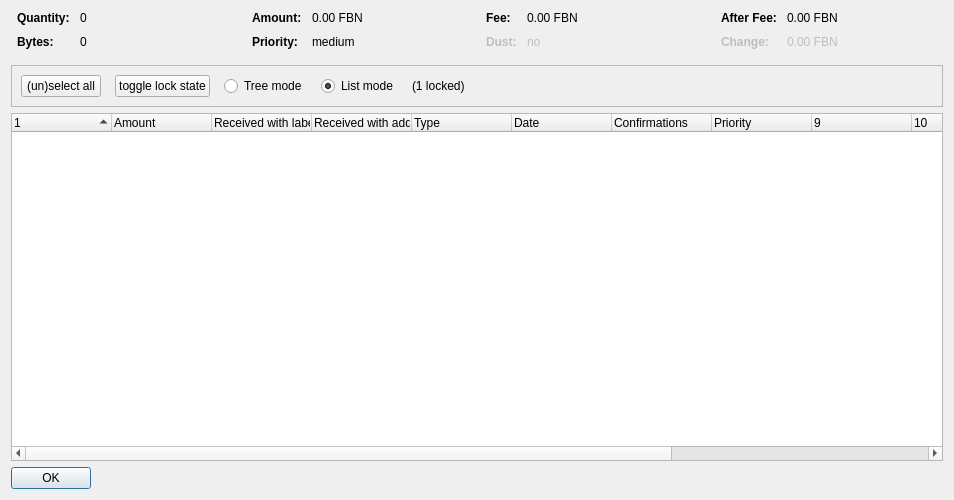
Before: the Qt Designer form src/qt/forms/coincontroldialog.ui in fivebalanceID/Fivebalance_V3, drawn with Qt 5.
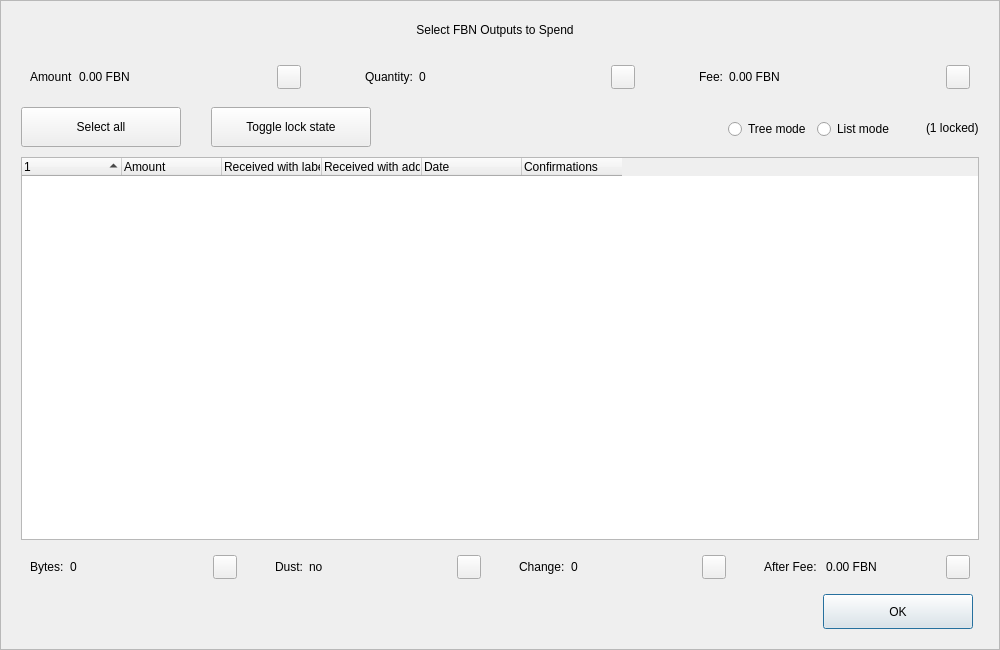
After: the same form once the commit is applied. Custom widgets are drawn as their Qt base class.

```diff
--- a/src/qt/forms/coincontroldialog.ui
+++ b/src/qt/forms/coincontroldialog.ui
@@ -6,50 +6,204 @@
    <rect>
     <x>0</x>
     <y>0</y>
-    <width>954</width>
-    <height>500</height>
+    <width>1000</width>
+    <height>650</height>
    </rect>
   </property>
+  <property name="minimumSize">
+   <size>
+    <width>950</width>
+    <height>650</height>
+   </size>
+  </property>
   <property name="windowTitle">
    <string>Coin Selection</string>
   </property>
+  <property name="styleSheet">
+   <string notr="true"/>
+  </property>
   <layout class="QVBoxLayout" name="verticalLayout">
-   <item>
-    <layout class="QHBoxLayout" name="horizontalLayoutTop" stretch="0,0,0,0">
+   <property name="spacing">
+    <number>0</number>
+   </property>
+   <property name="leftMargin">
+    <number>0</number>
+   </property>
      <property name="topMargin">
       <number>0</number>
      </property>
+   <property name="rightMargin">
+    <number>0</number>
+   </property>
      <property name="bottomMargin">
-      <number>10</number>
+    <number>0</number>
      </property>
      <item>
-      <layout class="QFormLayout" name="formLayoutCoinControl1">
-       <property name="horizontalSpacing">
-        <number>10</number>
-       </property>
-       <property name="verticalSpacing">
-        <number>10</number>
-       </property>
+    <widget class="QFrame" name="frameContainer">
+     <property name="toolTipDuration">
+      <number>0</number>
+     </property>
+     <property name="frameShape">
+      <enum>QFrame::StyledPanel</enum>
+     </property>
+     <property name="frameShadow">
+      <enum>QFrame::Raised</enum>
+     </property>
+     <layout class="QVBoxLayout" name="verticalLayout_2">
        <property name="leftMargin">
-        <number>6</number>
+       <number>0</number>
        </property>
        <property name="rightMargin">
-        <number>6</number>
-       </property>
-       <item row="0" column="0">
+       <number>0</number>
+      </property>
+      <property name="bottomMargin">
+       <number>20</number>
+      </property>
+      <item>
+       <layout class="QHBoxLayout" name="horizontalLayout_12">
+        <property name="spacing">
+         <number>0</number>
+        </property>
+        <property name="leftMargin">
+         <number>20</number>
+        </property>
+        <property name="rightMargin">
+         <number>30</number>
+        </property>
+        <item>
+         <spacer name="horizontalSpacer_4">
+          <property name="orientation">
+           <enum>Qt::Horizontal</enum>
+          </property>
+          <property name="sizeHint" stdset="0">
+           <size>
+            <width>40</width>
+            <height>20</height>
+           </size>
+          </property>
+         </spacer>
+        </item>
+        <item>
+         <widget class="QLabel" name="labelTitle">
+          <property name="minimumSize">
+           <size>
+            <width>0</width>
+            <height>40</height>
+           </size>
+          </property>
+          <property name="maximumSize">
+           <size>
+            <width>16777215</width>
+            <height>40</height>
+           </size>
+          </property>
+          <property name="text">
+           <string>Select FBN Outputs to Spend</string>
+          </property>
+          <property name="alignment">
+           <set>Qt::AlignCenter</set>
+          </property>
+          <property name="margin">
+           <number>7</number>
+          </property>
+         </widget>
+        </item>
+        <item>
+         <spacer name="horizontalSpacer_5">
+          <property name="orientation">
+           <enum>Qt::Horizontal</enum>
+          </property>
+          <property name="sizeHint" stdset="0">
+           <size>
+            <width>40</width>
+            <height>20</height>
+           </size>
+          </property>
+         </spacer>
+        </item>
+       </layout>
+      </item>
+      <item>
+       <layout class="QHBoxLayout" name="horizontalLayout_8">
+        <property name="leftMargin">
+         <number>20</number>
+        </property>
+        <property name="rightMargin">
+         <number>20</number>
+        </property>
+        <item>
+         <widget class="QWidget" name="layoutAmount" native="true">
+          <layout class="QHBoxLayout" name="horizontalLayout_9" stretch="0,1,0">
+           <item>
+            <widget class="QLabel" name="labelCoinControlAmountText">
+             <property name="text">
+              <string>Amount</string>
+             </property>
+            </widget>
+           </item>
+           <item>
+            <widget class="QLabel" name="labelCoinControlAmount">
+             <property name="text">
+              <string>0.00 FBN</string>
+             </property>
+            </widget>
+           </item>
+           <item alignment="Qt::AlignHCenter|Qt::AlignVCenter">
+            <widget class="QPushButton" name="pushButtonAmount">
+             <property name="minimumSize">
+              <size>
+               <width>0</width>
+               <height>24</height>
+              </size>
+             </property>
+             <property name="maximumSize">
+              <size>
+               <width>24</width>
+               <height>26</height>
+              </size>
+             </property>
+             <property name="focusPolicy">
+              <enum>Qt::NoFocus</enum>
+             </property>
+             <property name="styleSheet">
+              <string notr="true">padding-bottom:2px;
+padding-right:4px;</string>
+             </property>
+             <property name="text">
+              <string/>
+             </property>
+            </widget>
+           </item>
+          </layout>
+         </widget>
+        </item>
+        <item>
+         <spacer name="horizontalSpacer_2">
+          <property name="orientation">
+           <enum>Qt::Horizontal</enum>
+          </property>
+          <property name="sizeType">
+           <enum>QSizePolicy::Fixed</enum>
+          </property>
+          <property name="sizeHint" stdset="0">
+           <size>
+            <width>40</width>
+            <height>20</height>
+           </size>
+          </property>
+         </spacer>
+        </item>
+        <item>
+         <widget class="QWidget" name="layoutQuantity" native="true">
+          <layout class="QHBoxLayout" name="horizontalLayout_10" stretch="0,1,0">
+           <item>
         <widget class="QLabel" name="labelCoinControlQuantityText">
-         <property name="font">
-          <font>
-           <weight>75</weight>
-           <bold>true</bold>
-          </font>
-         </property>
          <property name="text">
           <string>Quantity:</string>
          </property>
         </widget>
        </item>
-       <item row="0" column="1">
+           <item>
         <widget class="QLabel" name="labelCoinControlQuantity">
          <property name="cursor">
           <cursorShape>IBeamCursor</cursorShape>
@@ -58,146 +212,66 @@
           <enum>Qt::ActionsContextMenu</enum>
          </property>
          <property name="text">
-          <string notr="true">0</string>
-         </property>
-         <property name="textInteractionFlags">
-          <set>Qt::LinksAccessibleByMouse|Qt::TextSelectableByKeyboard|Qt::TextSelectableByMouse</set>
-         </property>
-        </widget>
-       </item>
-       <item row="1" column="0">
-        <widget class="QLabel" name="labelCoinControlBytesText">
-         <property name="font">
-          <font>
-           <weight>75</weight>
-           <bold>true</bold>
-          </font>
-         </property>
-         <property name="text">
-          <string>Bytes:</string>
-         </property>
-        </widget>
-       </item>
-       <item row="1" column="1">
-        <widget class="QLabel" name="labelCoinControlBytes">
-         <property name="cursor">
-          <cursorShape>IBeamCursor</cursorShape>
-         </property>
-         <property name="contextMenuPolicy">
-          <enum>Qt::ActionsContextMenu</enum>
+              <string>0</string>
+             </property>
+            </widget>
+           </item>
+           <item alignment="Qt::AlignHCenter|Qt::AlignVCenter">
+            <widget class="QPushButton" name="pushButtonQuantity">
+             <property name="minimumSize">
+              <size>
+               <width>0</width>
+               <height>24</height>
+              </size>
+             </property>
+             <property name="maximumSize">
+              <size>
+               <width>24</width>
+               <height>26</height>
+              </size>
+             </property>
+             <property name="focusPolicy">
+              <enum>Qt::NoFocus</enum>
+             </property>
+             <property name="styleSheet">
+              <string notr="true">padding-bottom:2px;
+               padding-right:4px;</string>
          </property>
          <property name="text">
-          <string notr="true">0</string>
-         </property>
-         <property name="textInteractionFlags">
-          <set>Qt::LinksAccessibleByMouse|Qt::TextSelectableByKeyboard|Qt::TextSelectableByMouse</set>
-         </property>
+              <string/>
+             </property>
         </widget>
        </item>
       </layout>
+         </widget>
      </item>
      <item>
-      <layout class="QFormLayout" name="formLayoutCoinControl2">
-       <property name="horizontalSpacing">
-        <number>10</number>
-       </property>
-       <property name="verticalSpacing">
-        <number>10</number>
-       </property>
-       <property name="leftMargin">
-        <number>6</number>
-       </property>
-       <property name="rightMargin">
-        <number>6</number>
-       </property>
-       <item row="0" column="0">
-        <widget class="QLabel" name="labelCoinControlAmountText">
-         <property name="font">
-          <font>
-           <weight>75</weight>
-           <bold>true</bold>
-          </font>
-         </property>
-         <property name="text">
-          <string>Amount:</string>
-         </property>
-        </widget>
-       </item>
-       <item row="0" column="1">
-        <widget class="QLabel" name="labelCoinControlAmount">
-         <property name="cursor">
-          <cursorShape>IBeamCursor</cursorShape>
-         </property>
-         <property name="contextMenuPolicy">
-          <enum>Qt::ActionsContextMenu</enum>
-         </property>
-         <property name="text">
-          <string notr="true">0.00 FBN</string>
-         </property>
-         <property name="textInteractionFlags">
-          <set>Qt::LinksAccessibleByMouse|Qt::TextSelectableByKeyboard|Qt::TextSelectableByMouse</set>
-         </property>
-        </widget>
-       </item>
-       <item row="1" column="0">
-        <widget class="QLabel" name="labelCoinControlPriorityText">
-         <property name="font">
-          <font>
-           <weight>75</weight>
-           <bold>true</bold>
-          </font>
-         </property>
-         <property name="text">
-          <string>Priority:</string>
-         </property>
-        </widget>
-       </item>
-       <item row="1" column="1">
-        <widget class="QLabel" name="labelCoinControlPriority">
-         <property name="cursor">
-          <cursorShape>IBeamCursor</cursorShape>
-         </property>
-         <property name="contextMenuPolicy">
-          <enum>Qt::ActionsContextMenu</enum>
-         </property>
-         <property name="text">
-          <string>medium</string>
-         </property>
-         <property name="textInteractionFlags">
-          <set>Qt::LinksAccessibleByMouse|Qt::TextSelectableByKeyboard|Qt::TextSelectableByMouse</set>
-         </property>
-        </widget>
-       </item>
-      </layout>
-     </item>
+         <spacer name="horizontalSpacer_22">
+          <property name="orientation">
+           <enum>Qt::Horizontal</enum>
+          </property>
+          <property name="sizeType">
+           <enum>QSizePolicy::Fixed</enum>
+          </property>
+          <property name="sizeHint" stdset="0">
+           <size>
+            <width>40</width>
+            <height>20</height>
+           </size>
+          </property>
+         </spacer>
+        </item>
      <item>
-      <layout class="QFormLayout" name="formLayoutCoinControl3">
-       <property name="horizontalSpacing">
-        <number>10</number>
-       </property>
-       <property name="verticalSpacing">
-        <number>10</number>
-       </property>
-       <property name="leftMargin">
-        <number>6</number>
-       </property>
-       <property name="rightMargin">
-        <number>6</number>
-       </property>
-       <item row="0" column="0">
+         <widget class="QWidget" name="layoutFee" native="true">
+          <layout class="QHBoxLayout" name="horizontalLayout_11" stretch="0,1,0">
+           <item>
         <widget class="QLabel" name="labelCoinControlFeeText">
-         <property name="font">
-          <font>
-           <weight>75</weight>
-           <bold>true</bold>
-          </font>
-         </property>
          <property name="text">
           <string>Fee:</string>
          </property>
         </widget>
        </item>
-       <item row="0" column="1">
+           <item>
         <widget class="QLabel" name="labelCoinControlFee">
          <property name="cursor">
           <cursorShape>IBeamCursor</cursorShape>
@@ -206,129 +280,38 @@
           <enum>Qt::ActionsContextMenu</enum>
          </property>
          <property name="text">
-          <string notr="true">0.00 FBN</string>
-         </property>
-         <property name="textInteractionFlags">
-          <set>Qt::LinksAccessibleByMouse|Qt::TextSelectableByKeyboard|Qt::TextSelectableByMouse</set>
-         </property>
-        </widget>
-       </item>
-       <item row="1" column="0">
-        <widget class="QLabel" name="labelCoinControlLowOutputText">
-         <property name="enabled">
-          <bool>false</bool>
-         </property>
-         <property name="font">
-          <font>
-           <weight>75</weight>
-           <bold>true</bold>
-          </font>
-         </property>
-         <property name="text">
-          <string>Dust:</string>
-         </property>
-        </widget>
-       </item>
-       <item row="1" column="1">
-        <widget class="QLabel" name="labelCoinControlLowOutput">
-         <property name="enabled">
-          <bool>false</bool>
-         </property>
-         <property name="cursor">
-          <cursorShape>IBeamCursor</cursorShape>
-         </property>
-         <property name="contextMenuPolicy">
-          <enum>Qt::ActionsContextMenu</enum>
-         </property>
+              <string>0.00 FBN</string>
+             </property>
+            </widget>
+           </item>
+           <item alignment="Qt::AlignHCenter|Qt::AlignVCenter">
+            <widget class="QPushButton" name="pushButtonFee">
+             <property name="minimumSize">
+              <size>
+               <width>0</width>
+               <height>24</height>
+              </size>
+             </property>
+             <property name="maximumSize">
+              <size>
+               <width>24</width>
+               <height>26</height>
+              </size>
+             </property>
+             <property name="focusPolicy">
+              <enum>Qt::NoFocus</enum>
+             </property>
+             <property name="styleSheet">
+              <string notr="true">padding-bottom:2px;
+               padding-right:4px;</string>
+             </property>
          <property name="text">
-          <string>no</string>
-         </property>
-         <property name="textInteractionFlags">
-          <set>Qt::LinksAccessibleByMouse|Qt::TextSelectableByKeyboard|Qt::TextSelectableByMouse</set>
-         </property>
+              <string/>
+             </property>
         </widget>
        </item>
       </layout>
-     </item>
-     <item>
-      <layout class="QFormLayout" name="formLayoutCoinControl4">
-       <property name="horizontalSpacing">
-        <number>10</number>
-       </property>
-       <property name="verticalSpacing">
-        <number>10</number>
-       </property>
-       <property name="leftMargin">
-        <number>6</number>
-       </property>
-       <property name="rightMargin">
-        <number>6</number>
-       </property>
-       <item row="0" column="0">
-        <widget class="QLabel" name="labelCoinControlAfterFeeText">
-         <property name="font">
-          <font>
-           <weight>75</weight>
-           <bold>true</bold>
-          </font>
-         </property>
-         <property name="text">
-          <string>After Fee:</string>
-         </property>
-        </widget>
-       </item>
-       <item row="0" column="1">
-        <widget class="QLabel" name="labelCoinControlAfterFee">
-         <property name="cursor">
-          <cursorShape>IBeamCursor</cursorShape>
-         </property>
-         <property name="contextMenuPolicy">
-          <enum>Qt::ActionsContextMenu</enum>
-         </property>
-         <property name="text">
-          <string notr="true">0.00 FBN</string>
-         </property>
-         <property name="textInteractionFlags">
-          <set>Qt::LinksAccessibleByMouse|Qt::TextSelectableByKeyboard|Qt::TextSelectableByMouse</set>
-         </property>
-        </widget>
-       </item>
-       <item row="1" column="0">
-        <widget class="QLabel" name="labelCoinControlChangeText">
-         <property name="enabled">
-          <bool>false</bool>
-         </property>
-         <property name="font">
-          <font>
-           <weight>75</weight>
-           <bold>true</bold>
-          </font>
-         </property>
-         <property name="text">
-          <string>Change:</string>
-         </property>
-        </widget>
-       </item>
-       <item row="1" column="1">
-        <widget class="QLabel" name="labelCoinControlChange">
-         <property name="enabled">
-          <bool>false</bool>
-         </property>
-         <property name="cursor">
-          <cursorShape>IBeamCursor</cursorShape>
-         </property>
-         <property name="contextMenuPolicy">
-          <enum>Qt::ActionsContextMenu</enum>
-         </property>
-         <property name="text">
-          <string notr="true">0.00 FBN</string>
-         </property>
-         <property name="textInteractionFlags">
-          <set>Qt::LinksAccessibleByMouse|Qt::TextSelectableByKeyboard|Qt::TextSelectableByMouse</set>
-         </property>
-        </widget>
-       </item>
-      </layout>
+         </widget>
      </item>
     </layout>
    </item>
@@ -340,6 +323,11 @@
        <height>40</height>
       </size>
      </property>
+        <property name="styleSheet">
+         <string notr="true">#frame {
+	border:0;
+}</string>
+        </property>
      <property name="frameShape">
       <enum>QFrame::StyledPanel</enum>
      </property>
@@ -347,10 +335,25 @@
       <enum>QFrame::Sunken</enum>
      </property>
      <layout class="QHBoxLayout" name="horizontalLayout">
+         <property name="spacing">
+          <number>0</number>
+         </property>
+         <property name="leftMargin">
+          <number>20</number>
+         </property>
+         <property name="topMargin">
+          <number>0</number>
+         </property>
+         <property name="rightMargin">
+          <number>20</number>
+         </property>
+         <property name="bottomMargin">
+          <number>0</number>
+         </property>
       <item>
        <layout class="QHBoxLayout" name="horizontalLayoutPanel" stretch="0,0,0,0,0,0">
         <property name="spacing">
-         <number>14</number>
+            <number>20</number>
         </property>
         <item>
          <widget class="QPushButton" name="pushButtonSelectAll">
@@ -360,14 +363,51 @@
             <verstretch>0</verstretch>
            </sizepolicy>
           </property>
+             <property name="minimumSize">
+              <size>
+               <width>160</width>
+               <height>40</height>
+              </size>
+             </property>
+             <property name="maximumSize">
+              <size>
+               <width>16777215</width>
+               <height>40</height>
+              </size>
+             </property>
           <property name="text">
-           <string>(un)select all</string>
+              <string>Select all</string>
+             </property>
+             <property name="checkable">
+              <bool>true</bool>
+             </property>
+             <property name="checked">
+              <bool>false</bool>
+             </property>
+             <property name="autoExclusive">
+              <bool>false</bool>
           </property>
           <property name="autoDefault">
            <bool>false</bool>
           </property>
          </widget>
         </item>
+           <item>
+            <spacer name="horizontalSpacer_6">
+             <property name="orientation">
+              <enum>Qt::Horizontal</enum>
+             </property>
+             <property name="sizeType">
+              <enum>QSizePolicy::Fixed</enum>
+             </property>
+             <property name="sizeHint" stdset="0">
+              <size>
+               <width>10</width>
+               <height>20</height>
+              </size>
+             </property>
+            </spacer>
+           </item>
         <item>
          <widget class="QPushButton" name="pushButtonToggleLock">
           <property name="sizePolicy">
@@ -376,14 +416,60 @@
             <verstretch>0</verstretch>
            </sizepolicy>
           </property>
+             <property name="minimumSize">
+              <size>
+               <width>160</width>
+               <height>40</height>
+              </size>
+             </property>
+             <property name="maximumSize">
+              <size>
+               <width>16777215</width>
+               <height>40</height>
+              </size>
+             </property>
           <property name="text">
-           <string>toggle lock state</string>
+              <string>Toggle lock state</string>
+             </property>
+             <property name="checkable">
+              <bool>true</bool>
+             </property>
+             <property name="autoExclusive">
+              <bool>false</bool>
           </property>
           <property name="autoDefault">
            <bool>false</bool>
           </property>
          </widget>
         </item>
+           <item>
+            <spacer name="horizontalSpacer_7">
+             <property name="orientation">
+              <enum>Qt::Horizontal</enum>
+             </property>
+             <property name="sizeType">
+              <enum>QSizePolicy::Expanding</enum>
+             </property>
+             <property name="sizeHint" stdset="0">
+              <size>
+               <width>30</width>
+               <height>20</height>
+              </size>
+             </property>
+            </spacer>
+           </item>
+           <item alignment="Qt::AlignRight">
+            <widget class="QGroupBox" name="groupBox_2">
+             <property name="styleSheet">
+              <string notr="true">#groupBox_2 {
+    background-color:transparent;
+    border-radius:0;
+}</string>
+             </property>
+             <property name="title">
+              <string/>
+             </property>
+             <layout class="QHBoxLayout" name="horizontalLayout_14">
         <item>
          <widget class="QRadioButton" name="radioTreeMode">
           <property name="sizePolicy">
@@ -409,8 +495,11 @@
            <string>List mode</string>
           </property>
           <property name="checked">
-           <bool>true</bool>
-          </property>
+                 <bool>false</bool>
+                </property>
+               </widget>
+              </item>
+             </layout>
          </widget>
         </item>
         <item>
@@ -420,34 +509,32 @@
           </property>
          </widget>
         </item>
-        <item>
-         <spacer name="horizontalSpacer">
-          <property name="orientation">
-           <enum>Qt::Horizontal</enum>
-          </property>
-          <property name="sizeHint" stdset="0">
-           <size>
-            <width>40</width>
-            <height>20</height>
-           </size>
-          </property>
-         </spacer>
-        </item>
        </layout>
       </item>
      </layout>
     </widget>
    </item>
+      <item>
+       <layout class="QHBoxLayout" name="horizontalLayout_13">
+        <property name="leftMargin">
+         <number>20</number>
+        </property>
+        <property name="rightMargin">
+         <number>20</number>
+        </property>
    <item>
     <widget class="CoinControlTreeWidget" name="treeWidget">
      <property name="contextMenuPolicy">
       <enum>Qt::CustomContextMenu</enum>
      </property>
+          <property name="styleSheet">
+           <string notr="true"/>
+          </property>
      <property name="sortingEnabled">
       <bool>false</bool>
      </property>
      <property name="columnCount">
-      <number>13</number>
+           <number>6</number>
      </property>
      <attribute name="headerShowSortIndicator" stdset="0">
       <bool>true</bool>
@@ -477,11 +564,6 @@
      </column>
      <column>
       <property name="text">
-	<string>Type</string>
-      </property>
-     </column>
-     <column>
-      <property name="text">	 
        <string>Date</string>
       </property>
      </column>
@@ -493,52 +575,247 @@
        <string>Confirmed</string>
       </property>
      </column>
-     <column>
+         </widget>
+        </item>
+       </layout>
+      </item>
+      <item>
+       <layout class="QHBoxLayout" name="horizontalLayout_3">
+        <property name="spacing">
+         <number>20</number>
+        </property>
+        <property name="leftMargin">
+         <number>20</number>
+        </property>
+        <property name="rightMargin">
+         <number>20</number>
+        </property>
+        <item>
+         <widget class="QWidget" name="layoutBytes" native="true">
+          <layout class="QHBoxLayout" name="horizontalLayout_4" stretch="0,1,0">
+           <item>
+            <widget class="QLabel" name="labelCoinControlBytesText">
       <property name="text">
-       <string>Priority</string>
-      </property>
-     </column>
-     <column>
+              <string>Bytes:</string>
+             </property>
+            </widget>
+           </item>
+           <item>
+            <widget class="QLabel" name="labelCoinControlBytes">
       <property name="text">
-       <string/>
-      </property>
-     </column>
-     <column>
+              <string>0</string>
+             </property>
+            </widget>
+           </item>
+           <item alignment="Qt::AlignHCenter|Qt::AlignVCenter">
+            <widget class="QPushButton" name="pushButtonBytes">
+             <property name="minimumSize">
+              <size>
+               <width>0</width>
+               <height>24</height>
+              </size>
+             </property>
+             <property name="maximumSize">
+              <size>
+               <width>24</width>
+               <height>26</height>
+              </size>
+             </property>
+             <property name="focusPolicy">
+              <enum>Qt::NoFocus</enum>
+             </property>
+             <property name="styleSheet">
+              <string notr="true">padding-bottom:2px;
+               padding-right:4px;</string>
+             </property>
       <property name="text">
        <string/>
       </property>
-     </column>
-     <column>
+            </widget>
+           </item>
+          </layout>
+         </widget>
+        </item>
+        <item>
+         <widget class="QWidget" name="layoutDust" native="true">
+          <layout class="QHBoxLayout" name="horizontalLayout_5" stretch="0,1,0">
+           <item>
+            <widget class="QLabel" name="labelCoinControlLowOutputText">
       <property name="text">
+              <string>Dust:</string>
+             </property>
+            </widget>
+           </item>
+           <item>
+            <widget class="QLabel" name="labelCoinControlLowOutput">
+             <property name="text">
+              <string>no</string>
+             </property>
+            </widget>
+           </item>
+           <item alignment="Qt::AlignHCenter|Qt::AlignVCenter">
+            <widget class="QPushButton" name="pushButtonDust">
+             <property name="minimumSize">
+              <size>
+               <width>0</width>
+               <height>24</height>
+              </size>
+             </property>
+             <property name="maximumSize">
+              <size>
+               <width>24</width>
+               <height>26</height>
+              </size>
+             </property>
+             <property name="focusPolicy">
+              <enum>Qt::NoFocus</enum>
+             </property>
+             <property name="styleSheet">
+              <string notr="true">padding-bottom:2px;
+               padding-right:4px;</string>
+             </property>
+             <property name="text">
        <string/>
       </property>
-     </column>
-     <column>
+            </widget>
+           </item>
+          </layout>
+         </widget>
+        </item>
+        <item>
+         <widget class="QWidget" name="layoutChange" native="true">
+          <layout class="QHBoxLayout" name="horizontalLayout_6" stretch="0,1,0">
+           <item>
+            <widget class="QLabel" name="labelCoinControlChangeText">
       <property name="text">
+              <string>Change:</string>
+             </property>
+            </widget>
+           </item>
+           <item>
+            <widget class="QLabel" name="labelCoinControlChange">
+             <property name="text">
+              <string>0</string>
+             </property>
+            </widget>
+           </item>
+           <item alignment="Qt::AlignHCenter|Qt::AlignVCenter">
+            <widget class="QPushButton" name="pushButtonChange">
+             <property name="minimumSize">
+              <size>
+               <width>0</width>
+               <height>24</height>
+              </size>
+             </property>
+             <property name="maximumSize">
+              <size>
+               <width>24</width>
+               <height>26</height>
+              </size>
+             </property>
+             <property name="focusPolicy">
+              <enum>Qt::NoFocus</enum>
+             </property>
+             <property name="styleSheet">
+              <string notr="true">padding-bottom:2px;
+               padding-right:4px;</string>
+             </property>
+             <property name="text">
        <string/>
       </property>
-     </column>
-     <column>
+            </widget>
+           </item>
+          </layout>
+         </widget>
+        </item>
+        <item>
+         <widget class="QWidget" name="layoutAfter" native="true">
+          <layout class="QHBoxLayout" name="horizontalLayout_7" stretch="0,1,0">
+           <item>
+            <widget class="QLabel" name="labelCoinControlAfterFeeText">
       <property name="text">
+              <string>After Fee: </string>
+             </property>
+            </widget>
+           </item>
+           <item>
+            <widget class="QLabel" name="labelCoinControlAfterFee">
+             <property name="text">
+              <string>0.00 FBN</string>
+             </property>
+            </widget>
+           </item>
+           <item alignment="Qt::AlignHCenter|Qt::AlignVCenter">
+            <widget class="QPushButton" name="pushButtonAlterFee">
+             <property name="minimumSize">
+              <size>
+               <width>0</width>
+               <height>24</height>
+              </size>
+             </property>
+             <property name="maximumSize">
+              <size>
+               <width>24</width>
+               <height>26</height>
+              </size>
+             </property>
+             <property name="focusPolicy">
+              <enum>Qt::NoFocus</enum>
+             </property>
+             <property name="styleSheet">
+              <string notr="true">padding-bottom:2px;
+               padding-right:4px;</string>
+             </property>
+             <property name="text">
        <string/>
       </property>
-     </column>
-    </widget>
-   </item>
+            </widget>
+           </item>
+          </layout>
+         </widget>
+        </item>
+       </layout>
+      </item>
    <item>
-    <widget class="QDialogButtonBox" name="buttonBox">
-     <property name="sizePolicy">
-      <sizepolicy hsizetype="Maximum" vsizetype="Fixed">
-       <horstretch>0</horstretch>
-       <verstretch>0</verstretch>
-      </sizepolicy>
-     </property>
+       <layout class="QHBoxLayout" name="horizontalLayout_2">
+        <property name="spacing">
+         <number>0</number>
+        </property>
+        <property name="leftMargin">
+         <number>20</number>
+        </property>
+        <property name="rightMargin">
+         <number>26</number>
+        </property>
+        <item>
+         <spacer name="horizontalSpacer_3">
      <property name="orientation">
       <enum>Qt::Horizontal</enum>
      </property>
-     <property name="standardButtons">
-      <set>QDialogButtonBox::Ok</set>
-     </property>
+          <property name="sizeHint" stdset="0">
+           <size>
+            <width>558</width>
+            <height>20</height>
+           </size>
+          </property>
+         </spacer>
+        </item>
+        <item>
+         <widget class="QPushButton" name="pushButtonOk">
+          <property name="minimumSize">
+           <size>
+            <width>150</width>
+            <height>35</height>
+           </size>
+          </property>
+          <property name="text">
+           <string>OK</string>
+          </property>
+         </widget>
+        </item>
+       </layout>
+      </item>
+     </layout>
     </widget>
    </item>
   </layout>
```
Left out of the diff: 12 changed lines with no effect on the pictures. Lines whose indentation alone changed are shown as unchanged.
